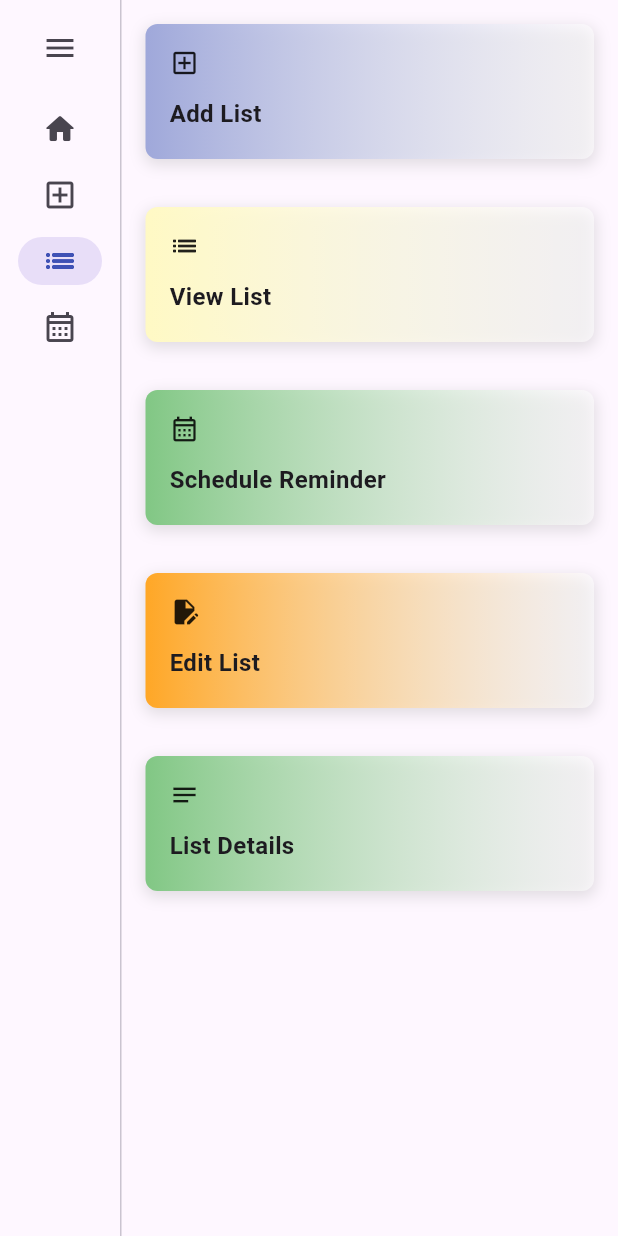
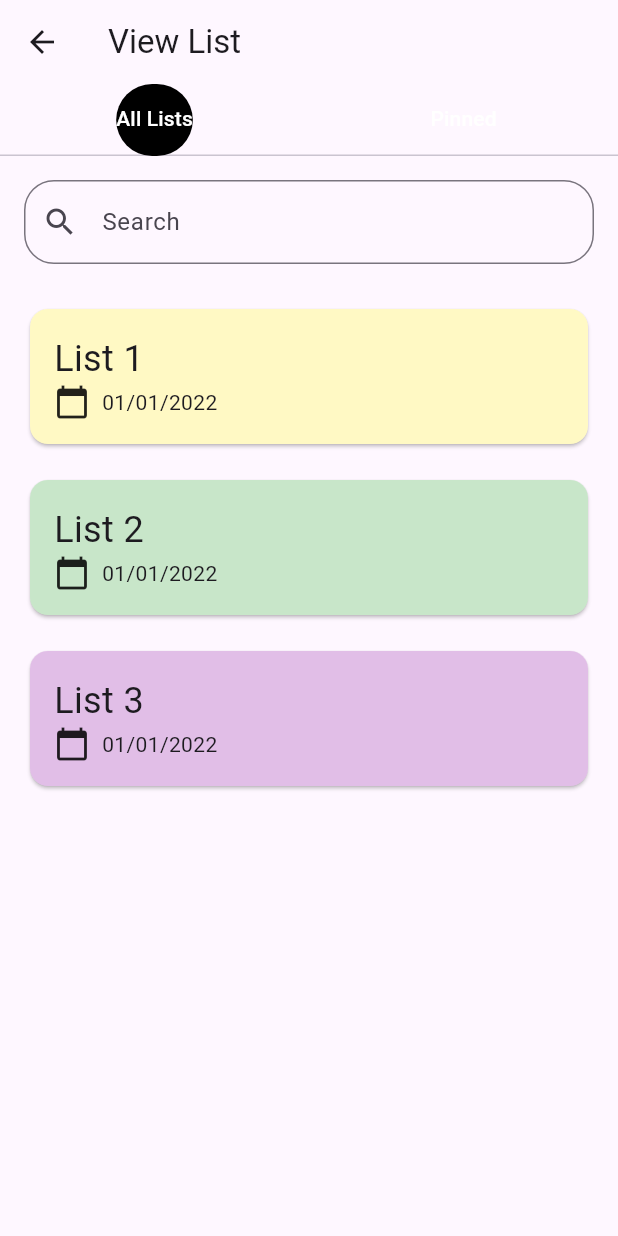
Before and after one commit to ajay-rathod0801/reminder-manager-app, a Flutter app: the MySidebar screen opened directly, after a tap on the "menu" icon, after a tap on the "arrow back" icon, after a tap on "New List", on a phone screen of 412 x 824 dp. Run offline on Flutter 3.47's test engine with Material 3 defaults, Android fonts, the phone set to English and light mode, and no system bars.

Commit message:
App List & View List Screen Added

```diff
--- a/lib/horizontal_card.dart
+++ b/lib/horizontal_card.dart
@@ -5,7 +5,11 @@ class MyCard extends StatelessWidget {
   final String text;
   final Gradient gradient;
 
-  const MyCard({super.key, required this.icon, required this.text, required this.gradient});
+  const MyCard(
+      {super.key,
+      required this.icon,
+      required this.text,
+      required this.gradient});
 
   @override
   Widget build(BuildContext context) {
@@ -52,26 +56,26 @@ class MyCard extends StatelessWidget {
 class HomeScreen extends StatelessWidget {
   final List<Map<String, dynamic>> items = [
     {
-      'icon': Icons.add_box_outlined,
-      'text': 'Add List',
+      'icon': Icons.calendar_month_outlined,
+      'text': 'Schedule Reminder',
       'gradient':
           LinearGradient(colors: [Colors.indigo.shade200, Colors.white54])
     },
     {
-      'icon': Icons.list_outlined,
-      'text': 'View List',
+      'icon': Icons.add_box_outlined,
+      'text': 'Add List',
       'gradient':
           LinearGradient(colors: [Colors.yellow.shade100, Colors.white54])
     },
     {
-      'icon': Icons.calendar_month_outlined,
-      'text': 'Schedule Reminder',
+      'icon': Icons.edit_document,
+      'text': 'Edit List',
       'gradient':
           LinearGradient(colors: [Colors.green.shade300, Colors.white54])
     },
     {
-      'icon': Icons.edit_document,
-      'text': 'Edit List',
+      'icon': Icons.list_outlined,
+      'text': 'View List',
       'gradient':
           LinearGradient(colors: [Colors.orange.shade400, Colors.white54])
     },
--- a/lib/main.dart
+++ b/lib/main.dart
@@ -1,5 +1,5 @@
 import 'package:flutter/material.dart';
-import 'package:reminder_app/nav_rail.dart';
+import 'nav_rail.dart';
 import 'bottom_navbar.dart';
 
 void main() {
@@ -7,20 +7,24 @@ void main() {
 }
 
 class MyApp extends StatelessWidget {
+  const MyApp({super.key});
+
   @override
   Widget build(BuildContext context) {
     return MaterialApp(
       title: 'My App',
       theme: ThemeData(
-        primarySwatch: Colors.blue,
+        // primarySwatch: Colors.blue,
         useMaterial3: true,
       ),
-      home: MyHomePage(),
+      home: const MyHomePage(),
     );
   }
 }
 
 class MyHomePage extends StatefulWidget {
+  const MyHomePage({super.key});
+
   @override
   _MyHomePageState createState() => _MyHomePageState();
 }
@@ -28,9 +32,11 @@ class MyHomePage extends StatefulWidget {
 class _MyHomePageState extends State<MyHomePage> {
   @override
   Widget build(BuildContext context) {
-    return Scaffold(
-      body: MySidebar(),
-      bottomNavigationBar: MyNavBar(),
+    return const MaterialApp(
+      home: Scaffold(
+        body: MySidebar(),
+        bottomNavigationBar: MyNavBar(),
+      ),
     );
   }
 }
--- a/lib/nav_rail.dart
+++ b/lib/nav_rail.dart
@@ -1,5 +1,8 @@
 import 'package:flutter/material.dart';
+
 import 'package:reminder_app/horizontal_card.dart';
+import 'package:reminder_app/view_list_screen.dart';
+import 'app_list_screen.dart';
 
 class MySidebar extends StatefulWidget {
   const MySidebar({super.key});
@@ -24,6 +27,19 @@ class _MySidebarState extends State<MySidebar> {
               setState(() {
                 _selectedIndex = index;
               });
+              if (index == 1) {
+                Navigator.push(
+                  context,
+                  MaterialPageRoute(
+                      builder: (context) => const AddApplicationListScreen()),
+                );
+              }
+              if (index == 2) {
+                Navigator.push(
+                  context,
+                  MaterialPageRoute(builder: (context) => ViewListScreen()),
+                );
+              }
             },
             selectedIconTheme: const IconThemeData(color: Colors.indigo),
             leading: IconButton(
--- /dev/null
+++ b/lib/view_list_screen.dart
@@ -0,0 +1,159 @@
+import 'package:flutter/material.dart';
+
+class ViewListScreen extends StatelessWidget {
+  const ViewListScreen({super.key});
+
+  @override
+  Widget build(BuildContext context) {
+    return Theme(
+      data: Theme.of(context).copyWith(
+        tabBarTheme: TabBarTheme(
+          overlayColor: MaterialStateColor.resolveWith(
+              (states) => Colors.transparent), // Remove the ripple effect
+          unselectedLabelColor: Colors.black,
+          labelColor: Colors.white,
+        ),
+      ),
+      child: DefaultTabController(
+        length: 2,
+        child: Scaffold(
+          appBar: AppBar(
+            leading: const BackButton(),
+            title: const Text('View List'),
+            bottom: TabBar(
+              indicator: BoxDecoration(
+                borderRadius: BorderRadius.circular(50),
+                color: Colors.black,
+              ),
+              tabs: const [
+                Tab(
+                  child:
+                      Text('All Lists', style: TextStyle(color: Colors.white)),
+                ),
+                Tab(
+                  child: Text('Pinned', style: TextStyle(color: Colors.white)),
+                ),
+              ],
+            ),
+          ),
+          body: Padding(
+            padding: const EdgeInsets.all(16.0),
+            child: Column(
+              children: <Widget>[
+                const TextField(
+                  decoration: InputDecoration(
+                    labelText: 'Search',
+                    prefixIcon: Icon(Icons.search),
+                    border: OutlineInputBorder(
+                      borderRadius: BorderRadius.all(Radius.circular(
+                          20.0)), // Add this line to get rounded corners
+                    ),
+                  ),
+                ),
+                const SizedBox(height: 26.0),
+                Card(
+                  color: Colors.yellow.shade100,
+                  child: const Padding(
+                    padding: EdgeInsets.all(16.0),
+                    child: Column(
+                      crossAxisAlignment: CrossAxisAlignment.start,
+                      children: <Widget>[
+                        Row(
+                          children: <Widget>[
+                            Expanded(
+                              child: Text(
+                                'List 1',
+                                style: TextStyle(
+                                    fontSize:
+                                        24.0), // Adjust this value to make your title bigger
+                              ),
+                            ),
+                          ],
+                        ),
+                        Row(
+                          children: <Widget>[
+                            Icon(Icons.calendar_today),
+                            SizedBox(
+                                width:
+                                    8.0), // Add some space between the icon and the text
+                            Text('01/01/2022'),
+                          ],
+                        ),
+                      ],
+                    ),
+                  ),
+                ),
+                const SizedBox(height: 16.0),
+                Card(
+                  color: Colors.green.shade100,
+                  child: const Padding(
+                    padding: EdgeInsets.all(16.0),
+                    child: Column(
+                      crossAxisAlignment: CrossAxisAlignment.start,
+                      children: <Widget>[
+                        Row(
+                          children: <Widget>[
+                            Expanded(
+                              child: Text(
+                                'List 2',
+                                style: TextStyle(
+                                    fontSize:
+                                        24.0), // Adjust this value to make your title bigger
+                              ),
+                            ),
+                          ],
+                        ),
+                        Row(
+                          children: <Widget>[
+                            Icon(Icons.calendar_today),
+                            SizedBox(
+                                width:
+                                    8.0), // Add some space between the icon and the text
+                            Text('01/01/2022'),
+                          ],
+                        ),
+                      ],
+                    ),
+                  ),
+                ),
+                const SizedBox(height: 16.0),
+                Card(
+                  color: Colors.purple.shade100,
+                  child: const Padding(
+                    padding: EdgeInsets.all(16.0),
+                    child: Column(
+                      crossAxisAlignment: CrossAxisAlignment.start,
+                      children: <Widget>[
+                        Row(
+                          children: <Widget>[
+                            Expanded(
+                              child: Text(
+                                'List 3',
+                                style: TextStyle(
+                                    fontSize:
+                                        24.0), // Adjust this value to make your title bigger
+                              ),
+                            ),
+                          ],
+                        ),
+                        Row(
+                          children: <Widget>[
+                            Icon(Icons.calendar_today),
+                            SizedBox(
+                                width:
+                                    8.0), // Add some space between the icon and the text
+                            Text('01/01/2022'),
+                          ],
+                        ),
+                      ],
+                    ),
+                  ),
+                ),
+              ],
+            ),
+          ),
+        ),
+      ),
+    );
+  }
+}
```
Also changed, not shown: lib/app_list_screen.dart (added, +128 -0 lines).
